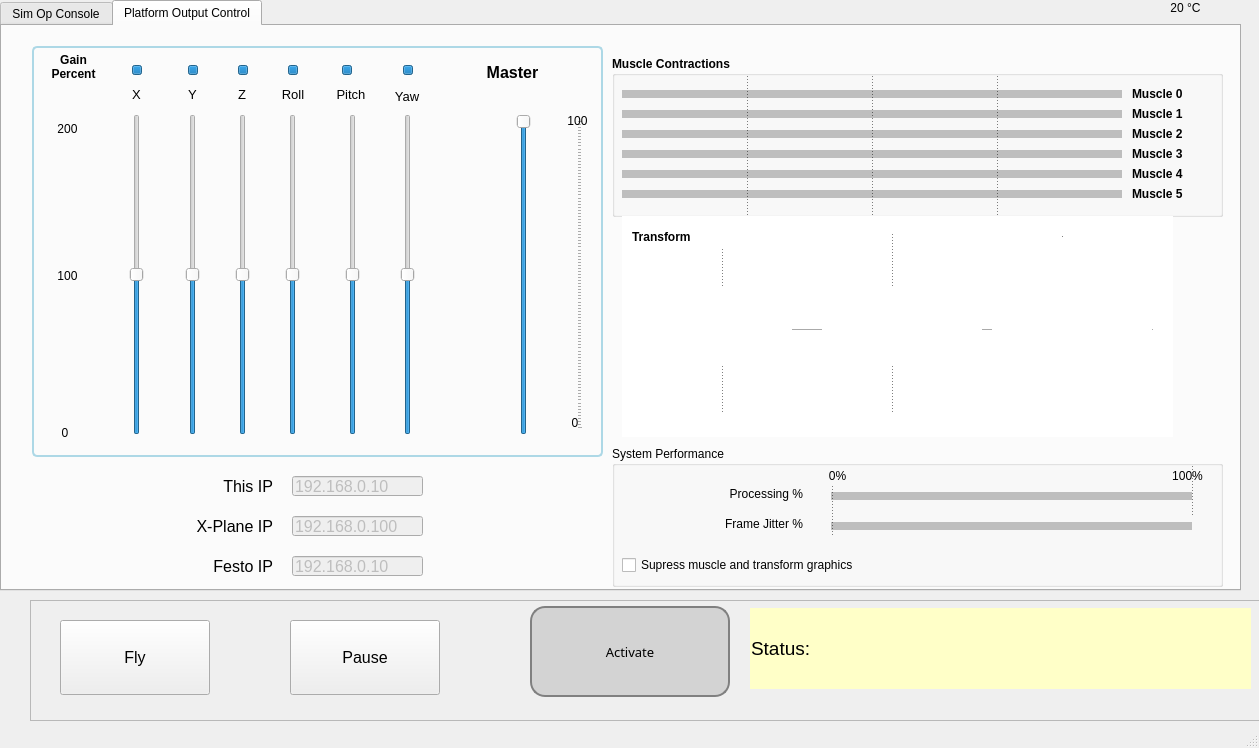
Qt form SimInterface_1280.ui (michaelmargolis/SimOpConsole) before a commit.
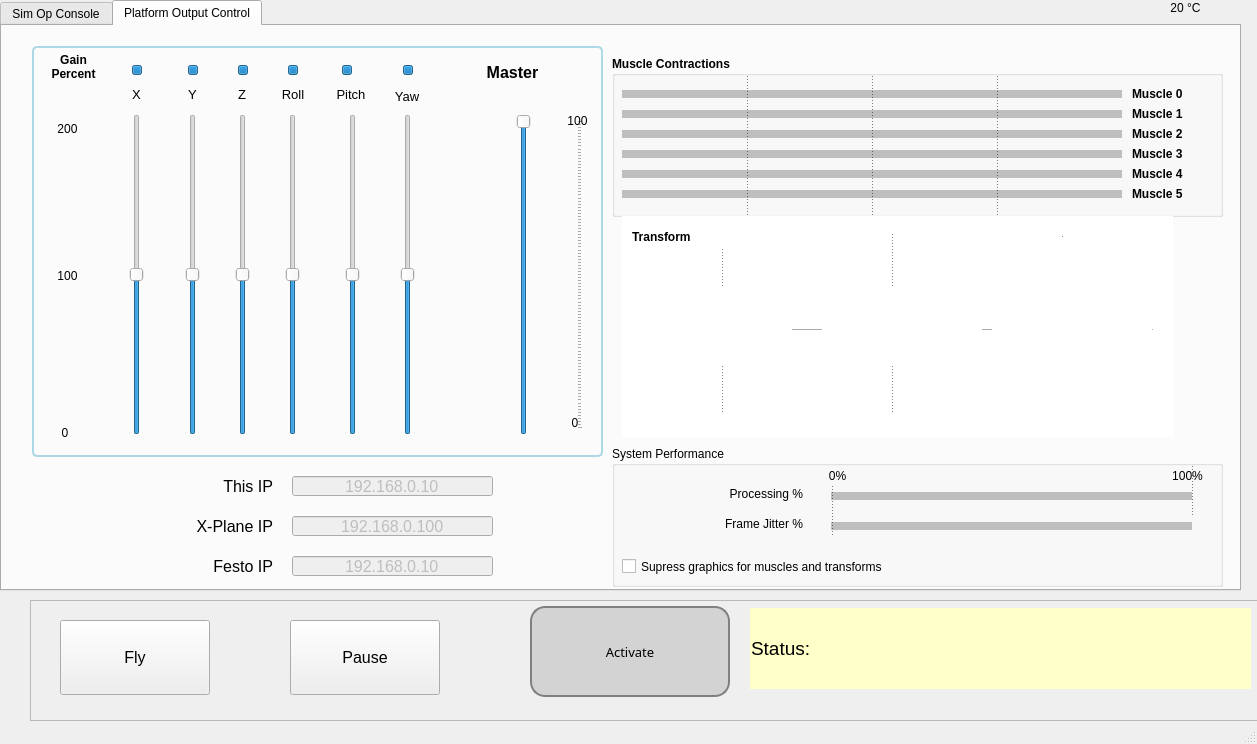
The same form after that commit. The open tabs and pages were chosen to show the change. Icons and pictures are not drawn.

Commit message: minor cosmetic ui tweeks

Patch:
```diff
--- a/SimInterface_1280.ui
+++ b/SimInterface_1280.ui
@@ -6,8 +6,8 @@
    <rect>
     <x>0</x>
     <y>0</y>
-    <width>1259</width>
-    <height>748</height>
+    <width>1257</width>
+    <height>744</height>
    </rect>
   </property>
   <property name="windowTitle">
@@ -2552,7 +2552,7 @@
          <x>10</x>
          <y>110</y>
          <width>501</width>
-         <height>18</height>
+         <height>21</height>
         </rect>
        </property>
        <property name="font">
@@ -2563,7 +2563,7 @@
         </font>
        </property>
        <property name="text">
-        <string>Supress muscle and transform graphics</string>
+        <string>Supress graphics for muscles and transforms</string>
        </property>
       </widget>
       <widget class="Line" name="line_vert_5">
@@ -2656,9 +2656,9 @@
      <widget class="QLabel" name="label_21">
       <property name="geometry">
        <rect>
-        <x>180</x>
+        <x>130</x>
         <y>530</y>
-        <width>91</width>
+        <width>141</width>
         <height>20</height>
        </rect>
       </property>
@@ -2682,7 +2682,7 @@
        <rect>
         <x>290</x>
         <y>530</y>
-        <width>131</width>
+        <width>201</width>
         <height>20</height>
        </rect>
       </property>
@@ -2694,6 +2694,9 @@
       <property name="text">
        <string>192.168.0.10</string>
       </property>
+      <property name="alignment">
+       <set>Qt::AlignCenter</set>
+      </property>
      </widget>
      <widget class="QLineEdit" name="txt_xplane_ip">
       <property name="enabled">
@@ -2703,7 +2706,7 @@
        <rect>
         <x>290</x>
         <y>490</y>
-        <width>131</width>
+        <width>201</width>
         <height>20</height>
        </rect>
       </property>
@@ -2715,13 +2718,16 @@
       <property name="text">
        <string>192.168.0.100</string>
       </property>
+      <property name="alignment">
+       <set>Qt::AlignCenter</set>
+      </property>
      </widget>
      <widget class="QLabel" name="label_28">
       <property name="geometry">
        <rect>
-        <x>180</x>
+        <x>130</x>
         <y>490</y>
-        <width>91</width>
+        <width>141</width>
         <height>20</height>
        </rect>
       </property>
@@ -2745,7 +2751,7 @@
        <rect>
         <x>290</x>
         <y>450</y>
-        <width>131</width>
+        <width>201</width>
         <height>20</height>
        </rect>
       </property>
@@ -2757,13 +2763,16 @@
       <property name="text">
        <string>192.168.0.10</string>
       </property>
+      <property name="alignment">
+       <set>Qt::AlignCenter</set>
+      </property>
      </widget>
      <widget class="QLabel" name="label_30">
       <property name="geometry">
        <rect>
-        <x>180</x>
+        <x>150</x>
         <y>450</y>
-        <width>91</width>
+        <width>121</width>
         <height>20</height>
        </rect>
       </property>
```
Left out of the diff: 2 changed lines with no effect on the pictures.
